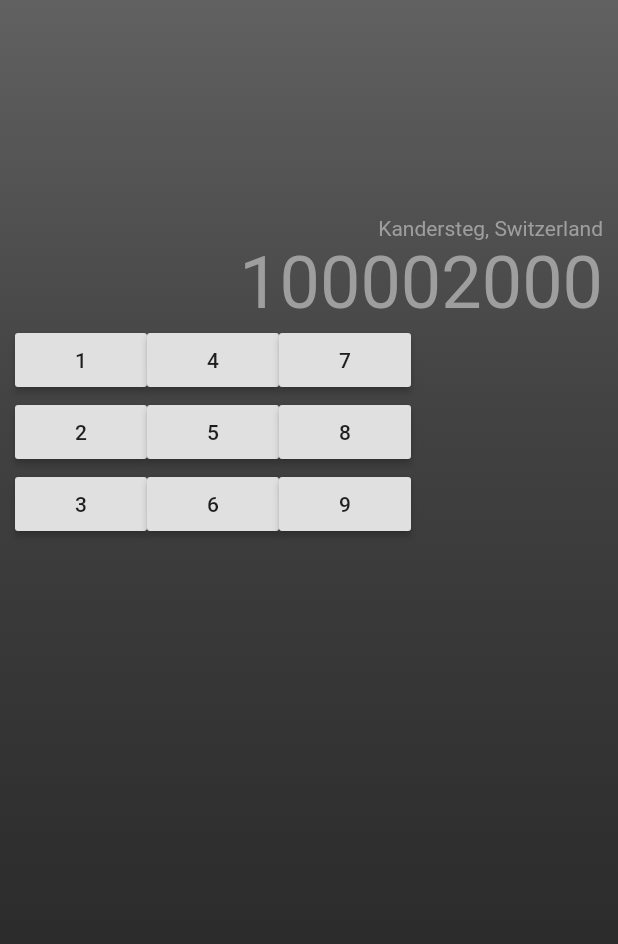
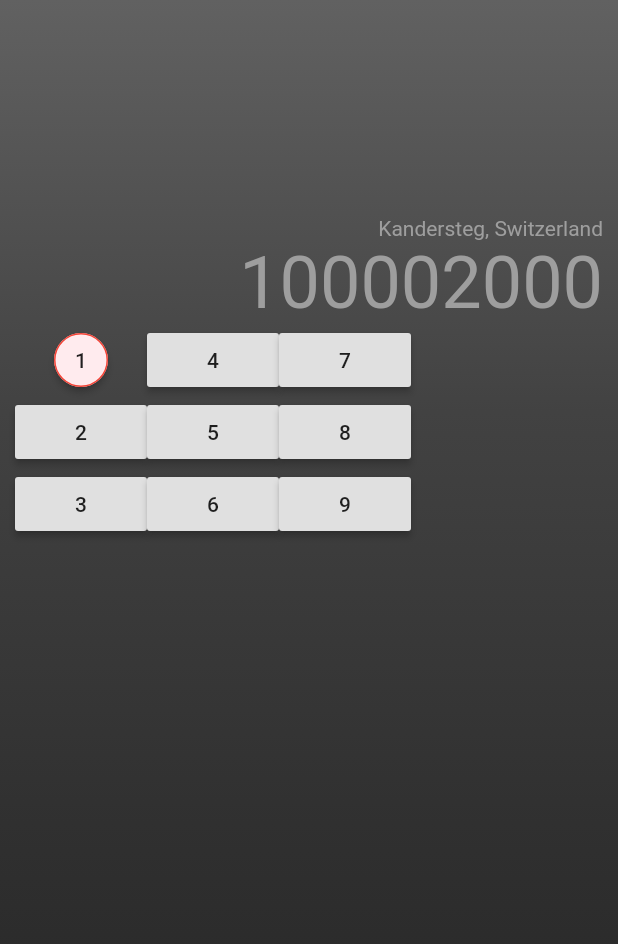
Before and after one commit to sawant-pranit/Calcultor, a Flutter app: the screen it shows after launch, on a phone screen of 412 x 824 dp. Shown: the top 944 px of the screen. Run offline on Flutter 3.47's test engine with Material 2 defaults, Android fonts, the phone set to English and light mode, and no system bars.

```diff
--- a/lib/main.dart
+++ b/lib/main.dart
@@ -106,6 +106,10 @@ class MyApp extends StatelessWidget {
         Column(
           children: [
             RaisedButton(
+              shape: CircleBorder(
+                    side: BorderSide(color: Colors.red)
+              ),
+              color: Colors.red.shade50,
               onPressed: () {
 
               },
```
